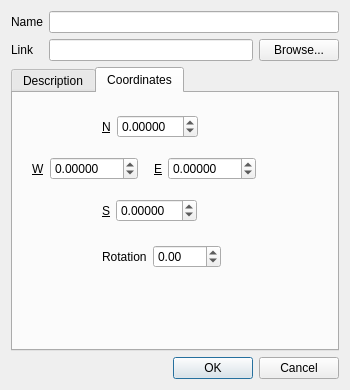
Old version of the form src/plugins/render/annotate/EditGroundOverlayDialog.ui in the repository calincru/marble.
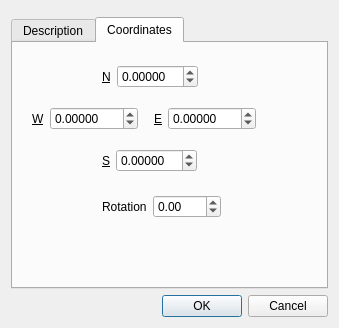
New version of the form. Custom widgets are drawn as their Qt base class.

The edit to the form file:
```diff
--- a/src/plugins/render/annotate/EditGroundOverlayDialog.ui
+++ b/src/plugins/render/annotate/EditGroundOverlayDialog.ui
@@ -6,8 +6,8 @@
    <rect>
     <x>0</x>
     <y>0</y>
-    <width>350</width>
-    <height>390</height>
+    <width>339</width>
+    <height>328</height>
    </rect>
   </property>
   <property name="windowTitle">
@@ -15,38 +15,7 @@
   </property>
   <layout class="QVBoxLayout" name="verticalLayout_2">
    <item>
-    <layout class="QGridLayout" name="gridLayout">
-     <item row="0" column="0">
-      <widget class="QLabel" name="name_lbl">
-       <property name="text">
-        <string>Name</string>
-       </property>
-       <property name="buddy">
-        <cstring>m_name</cstring>
-       </property>
-      </widget>
-     </item>
-     <item row="0" column="1" colspan="2">
-      <widget class="QLineEdit" name="m_name"/>
-     </item>
-     <item row="1" column="0">
-      <widget class="QLabel" name="link_lbl">
-       <property name="text">
-        <string>Link</string>
-       </property>
-      </widget>
-     </item>
-     <item row="1" column="1">
-      <widget class="QLineEdit" name="m_link"/>
-     </item>
-     <item row="1" column="2">
-      <widget class="QPushButton" name="m_browseButton">
-       <property name="text">
-        <string>Browse...</string>
-       </property>
-      </widget>
-     </item>
-    </layout>
+    <widget class="Marble::PlacemarkEditHeader" name="m_header" native="true"/>
    </item>
    <item>
     <widget class="QTabWidget" name="tabWidget">
@@ -561,6 +530,13 @@
    </item>
   </layout>
  </widget>
+ <customwidgets>
+  <customwidget>
+   <class>Marble::PlacemarkEditHeader</class>
+   <extends>QWidget</extends>
+   <header>PlacemarkEditHeader.h</header>
+  </customwidget>
+ </customwidgets>
  <resources/>
  <connections>
   <connection>
```
Left out of the diff: 18 changed lines with no effect on the pictures.
